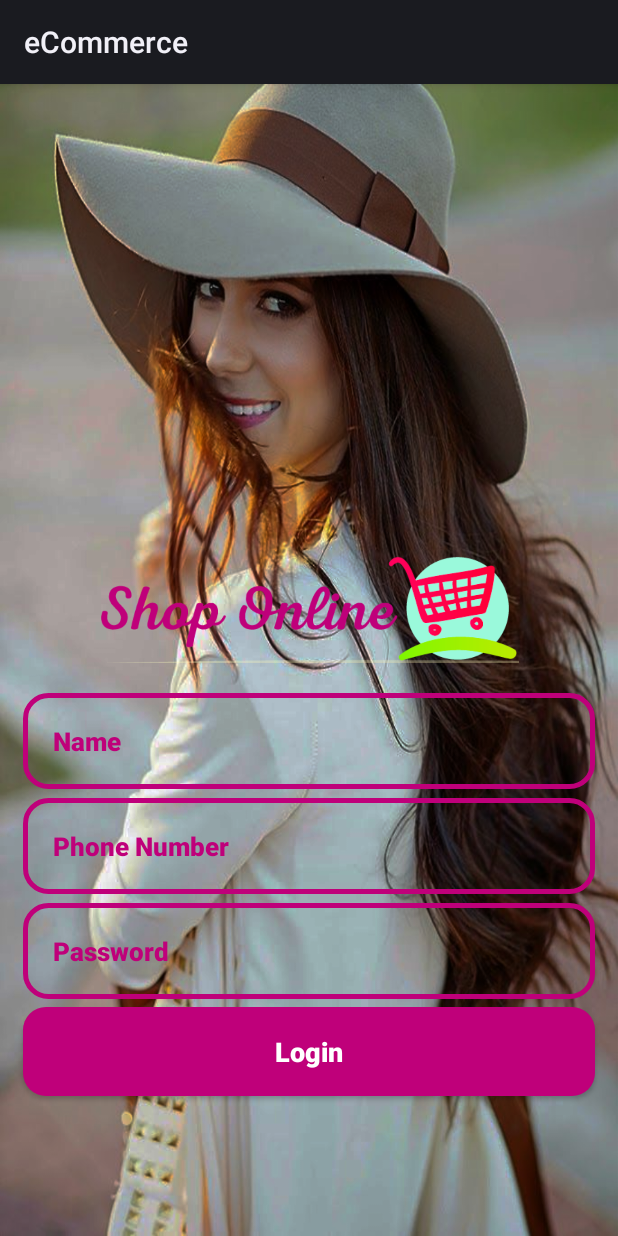
After one commit to faiz-123/programming, an Android app: the layout activity_register.xml on its own in the app's theme, with its tools: preview values and no code run, on a phone screen of 412 x 824 dp. The commit adds this screen. Run offline under Robolectric (Android 15) with nearby library versions, the phone set to English and light mode, and no system bars.

Commit message:
ecommerce

```diff
--- a/eCommerce/app/build.gradle
+++ b/eCommerce/app/build.gradle
@@ -5,7 +5,7 @@ android {
     buildToolsVersion "29.0.3"
     defaultConfig {
         applicationId "com.example.ecommerce"
-        minSdkVersion 27
+        minSdkVersion 23
         targetSdkVersion 29
         versionCode 1
         versionName "1.0"
--- a/eCommerce/app/src/main/AndroidManifest.xml
+++ b/eCommerce/app/src/main/AndroidManifest.xml
@@ -3,7 +3,8 @@
     package="com.example.ecommerce">
 
     <application android:label="@string/app_name">
-        <activity android:name=".LoginActivity"></activity>
+        <activity android:name=".RegisterActivity"></activity>
+        <activity android:name=".LoginActivity" />
 
         <uses-library android:name="com.google.android.things" />
 
--- a/eCommerce/app/src/main/java/com/example/ecommerce/MainActivity.java
+++ b/eCommerce/app/src/main/java/com/example/ecommerce/MainActivity.java
@@ -46,5 +46,13 @@ public class MainActivity extends AppCompatActivity {
             }
         });
 
+
+        joinNowButton.setOnClickListener(new View.OnClickListener() {
+            @Override
+            public void onClick(View v) {
+                Intent intent =new Intent(MainActivity.this, RegisterActivity.class);
+                startActivity(intent);
+            }
+        });
     }
 }
--- /dev/null
+++ b/eCommerce/app/src/main/java/com/example/ecommerce/RegisterActivity.java
@@ -0,0 +1,25 @@
+package com.example.ecommerce;
+
+import androidx.appcompat.app.AppCompatActivity;
+
+import android.os.Bundle;
+import android.widget.Button;
+import android.widget.EditText;
+
+public class RegisterActivity extends AppCompatActivity {
+
+    private Button CreateAccoutbutton;
+    private EditText InputName,InputPhonenumber,InputPassword;
+
+
+    @Override
+    protected void onCreate(Bundle savedInstanceState) {
+        super.onCreate(savedInstanceState);
+        setContentView(R.layout.activity_register);
+
+        CreateAccoutbutton = (Button) findViewById(R. id. register_btn);
+        InputName = (EditText) findViewById(R. id. register_username_input);
+        InputPhonenumber = (EditText) findViewById(R. id. register_phone_number_input);
+        InputPassword = (EditText) findViewById(R. id. register_password_input);
+    }
+}
--- /dev/null
+++ b/eCommerce/app/src/main/res/layout/activity_register.xml
@@ -0,0 +1,97 @@
+<?xml version="1.0" encoding="utf-8"?>
+<RelativeLayout
+    xmlns:android="http://schemas.android.com/apk/res/android"
+    xmlns:app="http://schemas.android.com/apk/res-auto"
+    xmlns:tools="http://schemas.android.com/tools"
+    android:layout_width="match_parent"
+    android:layout_height="match_parent"
+    android:background="@drawable/register"
+    tools:context=".RegisterActivity">
+
+
+
+    <ImageView
+        android:id="@+id/rgister_app_logo"
+        android:layout_width="300dp"
+        android:layout_height="100dp"
+        android:src="@drawable/applogo"
+        android:layout_centerHorizontal="true"
+        android:layout_marginTop="300dp"
+        android:padding="10dp"
+        />
+
+    <EditText
+        android:id="@+id/register_username_input"
+        android:layout_width="match_parent"
+        android:layout_height="wrap_content"
+        android:layout_below="@id/rgister_app_logo"
+        android:background="@drawable/input_design"
+        android:padding="20dp"
+        android:layout_marginLeft="15dp"
+        android:layout_marginRight="15dp"
+        android:layout_marginTop="6dp"
+        android:hint="Name"
+        android:inputType="number"
+        android:textColor="@color/colorPrimaryDark"
+        android:textColorHint="@color/colorPrimaryDark"
+        android:textSize="17sp"
+        android:textStyle="bold"
+        />
+
+    <EditText
+        android:id="@+id/register_phone_number_input"
+        android:layout_width="match_parent"
+        android:layout_height="wrap_content"
+        android:layout_below="@id/register_username_input"
+        android:background="@drawable/input_design"
+        android:padding="20dp"
+        android:layout_marginLeft="15dp"
+        android:layout_marginRight="15dp"
+        android:layout_marginTop="6dp"
+        android:hint="Phone Number"
+        android:inputType="number"
+        android:textColor="@color/colorPrimaryDark"
+        android:textColorHint="@color/colorPrimaryDark"
+        android:textSize="17sp"
+        android:textStyle="bold"
+        />
+
+    <EditText
+        android:id="@+id/register_password_input"
+        android:layout_width="match_parent"
+        android:layout_height="wrap_content"
+        android:layout_below="@id/register_phone_number_input"
+        android:background="@drawable/input_design"
+        android:padding="20dp"
+        android:layout_marginLeft="15dp"
+        android:layout_marginRight="15dp"
+        android:layout_marginTop="6dp"
+        android:hint="Password"
+        android:inputType="text"
+        android:textColor="@color/colorPrimaryDark"
+        android:textColorHint="@color/colorPrimaryDark"
+        android:textSize="17sp"
+        android:textStyle="bold"
+        />
+
+
+    <Button
+        android:id="@+id/register_btn"
+        android:layout_width="match_parent"
+        android:layout_height="wrap_content"
+        android:layout_below="@id/register_password_input"
+        android:layout_marginTop="5dp"
+        android:layout_marginLeft="15dp"
+        android:layout_marginRight="15dp"
+        android:background="@drawable/buttons"
+        android:padding="17dp"
+        android:textAllCaps="false"
+        android:textSize="18sp"
+        android:text="Login"
+        android:textStyle="bold"
+        android:textColor="@android:color/white"
+        />
+
+
+
+</RelativeLayout>
```
